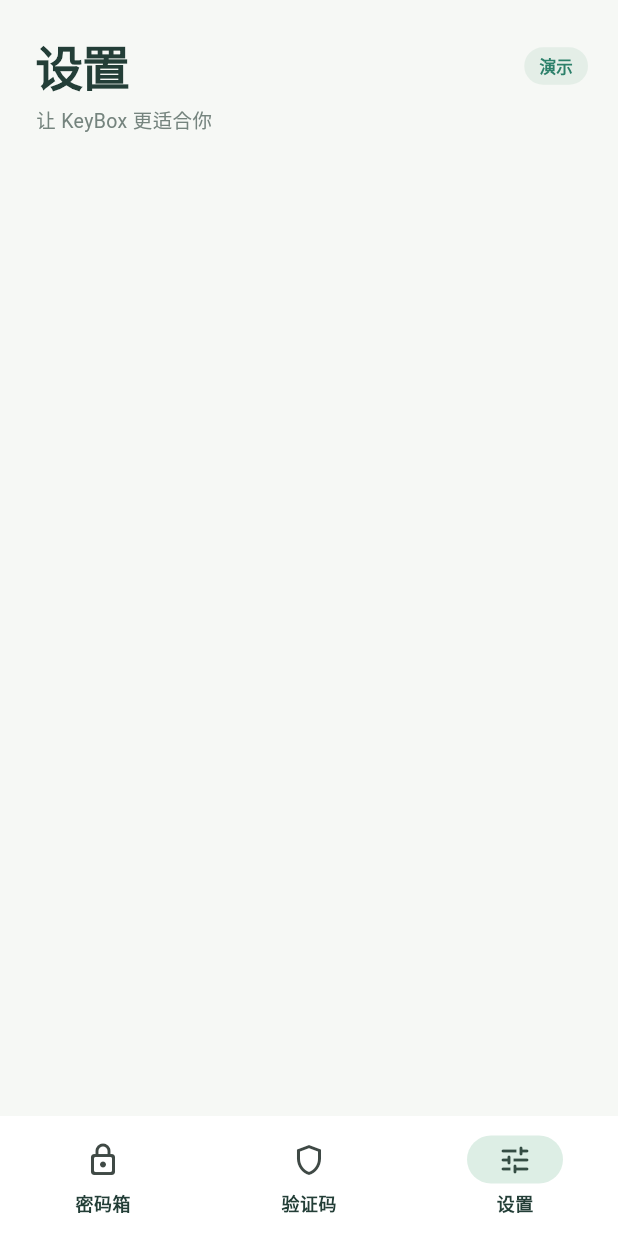
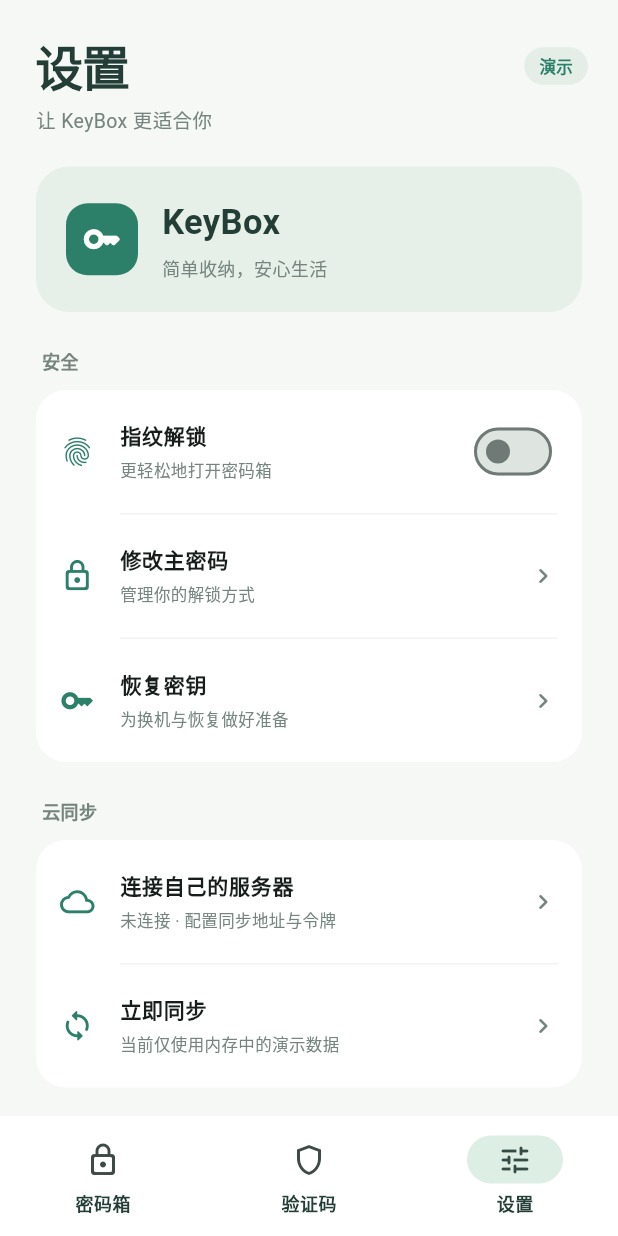
Before and after one commit to Mayber-He/KeyBox, a Flutter app: the HomePage screen opened directly, item 3 of the bottom bar chosen, on a phone screen of 412 x 824 dp. Run offline on Flutter 3.47's test engine with Material 3 defaults, Android fonts, the phone set to English and light mode, and no system bars.

Commit message:
feat(settings): 添加设置与同步配置页面

```diff
--- a/lib/app.dart
+++ b/lib/app.dart
@@ -2,6 +2,7 @@ import 'package:flutter/material.dart';
 import 'ui.dart';
 import 'vault/vault_page.dart';
 import 'otp/otp_page.dart';
+import 'settings/settings_page.dart';
 
 class KeyBoxApp extends StatelessWidget {
   const KeyBoxApp({super.key});
@@ -150,11 +151,7 @@ class _HomePageState extends State<HomePage> {
           constraints: const BoxConstraints(maxWidth: 640),
           child: IndexedStack(
             index: _index,
-            children: const [
-              VaultPage(),
-              OtpPage(),
-              _Placeholder(title: '设置', subtitle: '让 KeyBox 更适合你'),
-            ],
+            children: const [VaultPage(), OtpPage(), SettingsPage()],
           ),
         ),
       ),
@@ -178,12 +175,3 @@ class _HomePageState extends State<HomePage> {
     ),
   );
 }
-
-class _Placeholder extends StatelessWidget {
-  const _Placeholder({required this.title, required this.subtitle});
-  final String title, subtitle;
-  @override
-  Widget build(BuildContext context) => ListView(
-    children: [PageHeader(title: title, subtitle: subtitle)],
-  );
-}
--- /dev/null
+++ b/lib/settings/settings_page.dart
@@ -0,0 +1,200 @@
+import 'package:flutter/material.dart';
+import '../ui.dart';
+import 'sync_form.dart';
+
+class SettingsPage extends StatelessWidget {
+  const SettingsPage({super.key});
+
+  Future<void> _sync(BuildContext context) async {
+    final result = await Navigator.push<bool>(
+      context,
+      MaterialPageRoute(builder: (_) => const SyncFormPage()),
+    );
+    if (result == true && context.mounted) message(context, '演示配置已确认，未连接服务器');
+  }
+
+  @override
+  Widget build(BuildContext context) => ListView(
+    key: const PageStorageKey('settings'),
+    padding: const EdgeInsets.only(bottom: 24),
+    children: [
+      const PageHeader(title: '设置', subtitle: '让 KeyBox 更适合你'),
+      Padding(
+        padding: const EdgeInsets.symmetric(horizontal: 24),
+        child: Container(
+          padding: const EdgeInsets.all(20),
+          decoration: BoxDecoration(
+            color: const Color(0xFFE6F0E8),
+            borderRadius: BorderRadius.circular(22),
+          ),
+          child: const Row(
+            children: [
+              BrandMark(),
+              SizedBox(width: 16),
+              Expanded(
+                child: Column(
+                  crossAxisAlignment: CrossAxisAlignment.start,
+                  children: [
+                    Text(
+                      'KeyBox',
+                      style: TextStyle(
+                        fontSize: 23,
+                        fontWeight: FontWeight.w700,
+                        color: ink,
+                      ),
+                    ),
+                    SizedBox(height: 4),
+                    Text(
+                      '简单收纳，安心生活',
+                      style: TextStyle(color: muted, fontSize: 12),
+                    ),
+                  ],
+                ),
+              ),
+            ],
+          ),
+        ),
+      ),
+      _section('安全', [
+        _item(
+          Icons.fingerprint_rounded,
+          '指纹解锁',
+          '更轻松地打开密码箱',
+          () => message(context, '指纹解锁尚未接入'),
+          trailing: Switch(
+            value: false,
+            onChanged: (_) => message(context, '指纹解锁尚未接入'),
+          ),
+        ),
+        _item(
+          Icons.lock_outline_rounded,
+          '修改主密码',
+          '管理你的解锁方式',
+          () => message(context, '主密码管理尚未接入'),
+        ),
+        _item(
+          Icons.key_outlined,
+          '恢复密钥',
+          '为换机与恢复做好准备',
+          () => message(context, '恢复密钥尚未接入'),
+        ),
+      ]),
+      _section('云同步', [
+        _item(
+          Icons.cloud_outlined,
+          '连接自己的服务器',
+          '未连接 · 配置同步地址与令牌',
+          () => _sync(context),
+        ),
+        _item(
+          Icons.sync_rounded,
+          '立即同步',
+          '当前仅使用内存中的演示数据',
+          () => message(context, '云同步尚未接入'),
+        ),
+      ]),
+      _section('备份', [
+        _item(
+          Icons.upload_file_outlined,
+          '导出演示备份',
+          '加密备份功能尚未接入',
+          () => message(context, '备份导出尚未接入'),
+        ),
+        _item(
+          Icons.download_outlined,
+          '导入备份',
+          '从备份中恢复条目',
+          () => message(context, '备份导入尚未接入'),
+        ),
+      ]),
+      _section('关于', [
+        _item(
+          Icons.info_outline_rounded,
+          '关于 KeyBox',
+          '版本 0.1.0 · 前端演示',
+          () => showAboutDialog(
+            context: context,
+            applicationName: 'KeyBox',
+            applicationVersion: '0.1.0 · 前端演示',
+            applicationIcon: const BrandMark(),
+            children: const [
+              Text(
+                '密码与验证码，一处轻松管理。\n\n所有条目均为虚构示例，只保存在内存中。重启后恢复初始数据。此版本不提供真实密码保护。',
+              ),
+            ],
+          ),
+        ),
+      ]),
+      const Padding(
+        padding: EdgeInsets.fromLTRB(32, 24, 32, 8),
+        child: Text(
+          '静态演示 · 请勿存放真实密码或验证码密钥',
+          textAlign: TextAlign.center,
+          style: TextStyle(fontSize: 12, color: muted),
+        ),
+      ),
+    ],
+  );
+
+  Widget _section(String title, List<Widget> children) => Padding(
+    padding: const EdgeInsets.fromLTRB(24, 24, 24, 0),
+    child: Column(
+      crossAxisAlignment: CrossAxisAlignment.start,
+      children: [
+        Padding(
+          padding: const EdgeInsets.only(left: 4, bottom: 10),
+          child: Text(
+            title,
+            style: const TextStyle(
+              fontSize: 12,
+              color: muted,
+              fontWeight: FontWeight.w600,
+            ),
+          ),
+        ),
+        Material(
+          color: Colors.white,
+          borderRadius: BorderRadius.circular(20),
+          clipBehavior: Clip.antiAlias,
+          child: Column(
+            children: [
+              for (var i = 0; i < children.length; i++) ...[
+                if (i > 0)
+                  const Divider(
+                    height: 1,
+                    indent: 56,
+                    endIndent: 16,
+                    color: Color(0xFFF0F3EF),
+                  ),
+                children[i],
+              ],
+            ],
+          ),
+        ),
+      ],
+    ),
+  );
+
+  Widget _item(
+    IconData icon,
+    String title,
+    String subtitle,
+    VoidCallback onTap, {
+    Widget? trailing,
+  }) => ListTile(
+    contentPadding: const EdgeInsets.symmetric(horizontal: 16, vertical: 5),
+    leading: Icon(icon, color: mint, size: 23),
+    title: Text(
+      title,
+      style: const TextStyle(fontSize: 14, fontWeight: FontWeight.w600),
+    ),
+    subtitle: Padding(
+      padding: const EdgeInsets.only(top: 4),
+      child: Text(subtitle, style: const TextStyle(color: muted, fontSize: 11)),
+    ),
+    trailing:
+        trailing ??
+        const Icon(Icons.chevron_right_rounded, color: muted, size: 20),
+    onTap: onTap,
+  );
+}
```
Also changed, not shown: lib/settings/sync_form.dart (added, +123 -0 lines).
